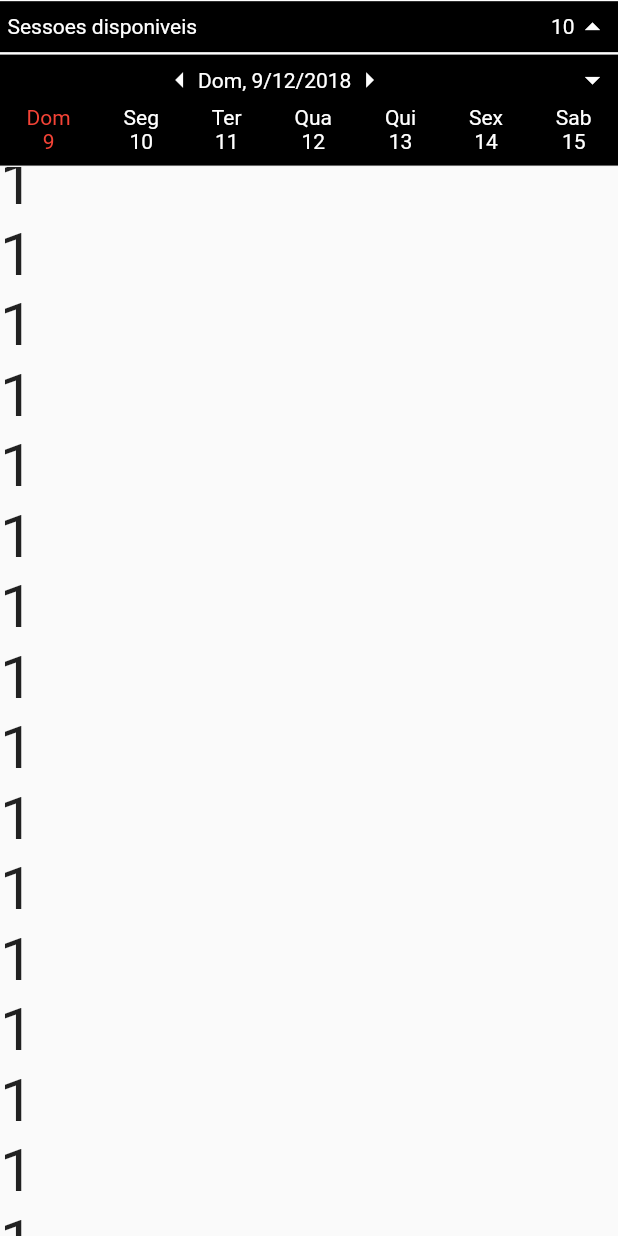
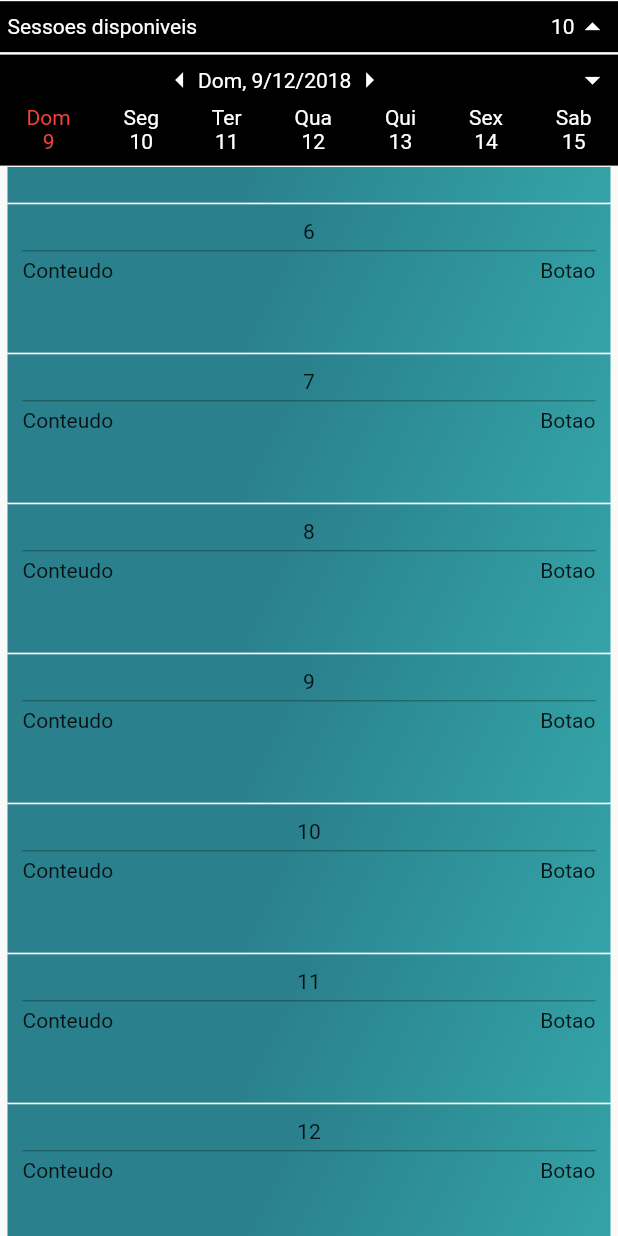
Before and after one commit to Eddie66six/app_layout_flutter, a Flutter app: the screen it shows after launch, scrolled down 576 dp, after a tap on "Sessoes disponiveis", on a phone screen of 412 x 824 dp. Run offline on Flutter 3.47's test engine with Material 2 defaults, Android fonts, the phone set to English and light mode, and no system bars.

```diff
--- a/lib/app.dart
+++ b/lib/app.dart
@@ -7,176 +7,23 @@ class App extends StatefulWidget {
   _AppState createState() => _AppState();
 }
 
-class _AppState extends State<App> {
+class _AppState extends State<App> with TickerProviderStateMixin {
   ScrollController _scrollController;
   double delta = 0;
-  bool _close = false;
 
-  @override
-    void initState() {
-      super.initState();
-      _scrollController = new ScrollController();
-    }
-  @override
-  Widget build(BuildContext context) {
-    var mediaQuey = MediaQuery.of(context);
-    return new Scaffold(
-        body: new Column(
-      children: <Widget>[
-        new Container(padding: new EdgeInsets.only(top: mediaQuey.padding.top)),
-        new CollapseSimple(mediaQuey, 100, _scrollController),
-        new CollapseWeekCalendar(mediaQuey, 40, _scrollController, Colors.white, Colors.black),
-        new Flexible(
-          child: new ListView(
-            controller: _scrollController,
-            children: <Widget>[
-              new Text(
-                "1",
-                style: new TextStyle(fontSize: 40),
-              ),
-              new Text(
-                "1",
-                style: new TextStyle(fontSize: 40),
-              ),
-              new Text(
-                "1",
-                style: new TextStyle(fontSize: 40),
-              ),
-              new Text(
-                "1",
-                style: new TextStyle(fontSize: 40),
-              ),
-              new Text(
-                "1",
-                style: new TextStyle(fontSize: 40),
-              ),
-              new Text(
-                "1",
-                style: new TextStyle(fontSize: 40),
-              ),
-              new Text(
-                "1",
-                style: new TextStyle(fontSize: 40),
-              ),
-              new Text(
-                "1",
-                style: new TextStyle(fontSize: 40),
-              ),
-              new Text(
-                "1",
-                style: new TextStyle(fontSize: 40),
-              ),
-              new Text(
-                "1",
-                style: new TextStyle(fontSize: 40),
-              ),
-              new Text(
-                "1",
-                style: new TextStyle(fontSize: 40),
-              ),
-              new Text(
-                "1",
-                style: new TextStyle(fontSize: 40),
-              ),
-              new Text(
-                "1",
-                style: new TextStyle(fontSize: 40),
-              ),
-              new Text(
-                "1",
-                style: new TextStyle(fontSize: 40),
-              ),
-              new Text(
-                "1",
-                style: new TextStyle(fontSize: 40),
-              ),
-              new Text(
-                "1",
-                style: new TextStyle(fontSize: 40),
-              ),
-              new Text(
-                "1",
-                style: new TextStyle(fontSize: 40),
-              ),
-              new Text(
-                "1",
-                style: new TextStyle(fontSize: 40),
-              ),
-              new Text(
-                "1",
-                style: new TextStyle(fontSize: 40),
-              ),
-              new Text(
-                "1",
-                style: new TextStyle(fontSize: 40),
-              ),
-              new Text(
-                "1",
-                style: new TextStyle(fontSize: 40),
-              ),
-              new Text(
-                "1",
-                style: new TextStyle(fontSize: 40),
-              ),
-              new Text(
-                "1",
-                style: new TextStyle(fontSize: 40),
-              ),
-              new Text(
-                "1",
-                style: new TextStyle(fontSize: 40),
-              ),new Text(
-                "1",
-                style: new TextStyle(fontSize: 40),
-              ),
-              new Text(
-                "1",
-                style: new TextStyle(fontSize: 40),
-              ),
-              new Text(
-                "1",
-                style: new TextStyle(fontSize: 40),
-              ),
-              new Text(
-                "1",
-                style: new TextStyle(fontSize: 40),
-              )
-            ],
-          ),
-        )
-      ],
-    ));
-  }
-}
-
-class FlexibleHeaderInfinityScroll extends StatefulWidget {
-  FlexibleHeaderInfinityScroll(this.mediaQuey, this.heightHeader);
-  final MediaQueryData mediaQuey;
-  double heightHeader;
-  @override
-  _FlexibleHeaderInfinityScrollState createState() =>
-      _FlexibleHeaderInfinityScrollState();
-}
-
-class _FlexibleHeaderInfinityScrollState
-    extends State<FlexibleHeaderInfinityScroll> {
-  ScrollController controller;
   var items = <int>[];
   var newHeight = 0.0;
   var currentScroll = 0.0;
+
   @override
   initState() {
     super.initState();
-    newHeight = widget.heightHeader;
-    controller = new ScrollController();
-    controller.addListener(() {
-      double maxScroll = controller.position.maxScrollExtent;
-      currentScroll = controller.position.pixels;
-      setState(() {
-        newHeight = widget.heightHeader - currentScroll;
-      });
-      double delta = 200.0;
-      if (maxScroll - currentScroll <= delta) {
+    _scrollController = new ScrollController();
+    _scrollController.addListener(() {
+      double maxScroll = _scrollController.position.maxScrollExtent;
+      currentScroll = _scrollController.position.pixels;
+      double _delta = 200.0;
+      if (maxScroll - currentScroll <= _delta) {
         var last = items[items.length - 1];
         setState(() {
           for (var i = last; i <= last + 10; i++) {
@@ -192,30 +39,76 @@ class _FlexibleHeaderInfinityScrollState
   }
 
   @override
-  dispose() {
-    controller.dispose();
-    super.dispose();
+  Widget build(BuildContext context) {
+    var mediaQuey = MediaQuery.of(context);
+    return new Scaffold(
+        body: new Column(
+      children: <Widget>[
+        new Container(padding: new EdgeInsets.only(top: mediaQuey.padding.top)),
+        new CollapseSimple(mediaQuey, 100, _scrollController),
+        new CollapseWeekCalendar(mediaQuey, 40, _scrollController, Colors.white, Colors.black),
+        new Flexible(
+          child: new ListView.builder(
+              controller: _scrollController,
+              itemCount: items.length,
+              itemBuilder: (BuildContext ctxt, int index) {
+                return new SimpleCard(mediaQuey, index.toString());
+              }),
+        )
+      ],
+    ));
   }
+}
 
+class SimpleCard extends StatefulWidget {
+  SimpleCard(this.mediaQuery, this.title);
+  final MediaQueryData mediaQuery;
+  final String title;
+  @override
+  _SimpleCardState createState() => _SimpleCardState();
+}
+
+class _SimpleCardState extends State<SimpleCard> {
   @override
   Widget build(BuildContext context) {
-    var headerPadding = widget.mediaQuey.padding.top;
-    return new Center(
-      child: new Column(children: <Widget>[
-        new Container(
-          decoration: new BoxDecoration(color: Colors.red),
-          height: newHeight >= headerPadding ? newHeight : headerPadding,
-        ),
-        new Flexible(
-          child: new ListView.builder(
-              controller: controller,
-              itemCount: items.length,
-              itemBuilder: (BuildContext ctxt, int index) {
-                return new Text(items[index].toString(),
-                    style: new TextStyle(fontSize: 24));
-              }),
-        )
-      ]),
+    var decorationBackground = new BoxDecoration(
+      gradient: LinearGradient(
+        begin: Alignment.topCenter,
+        end: Alignment.bottomRight,
+        tileMode: TileMode.clamp,
+        colors: [
+          Color.fromARGB(255, 42, 129, 141),
+          Color.fromARGB(255, 52, 164, 168),
+        ]
+      ),
+      border: new Border(top: new BorderSide(color: Colors.white))
+    );
+    return Container(
+      height: 100,
+      width: widget.mediaQuery.size.width - 15,
+      padding: new EdgeInsets.all(10),
+      margin: new EdgeInsets.only(left: 5, right: 5),
+      decoration: decorationBackground,
+      child: new Column(
+        children: <Widget>[
+          //title
+          new Column(
+            children: <Widget>[
+              new Text(widget.title),
+              new Divider(color: Colors.black38, height: 10,)
+            ],
+          ),
+          new Row(
+            mainAxisAlignment: MainAxisAlignment.spaceBetween,
+            children: <Widget>[
+              //body
+              new Text("Conteudo"),
+              //buttom
+              new Text("Botao")
+            ],
+          )
+        ],
+      ),
     );
   }
 }
--- a/lib/collapseSimple.dart
+++ b/lib/collapseSimple.dart
@@ -58,35 +58,39 @@ class _CollapseSimpleState extends State<CollapseSimple> with TickerProviderStat
   }
 
   @override
-    void dispose() {
-      super.dispose();
-      _collapseController.dispose();
+  void dispose() {
+    super.dispose();
+    _collapseController.dispose();
+  }
+
+  _onTapCollapse(){
+    if(_collapseController.status == AnimationStatus.completed && _close){
+      _collapseController.reverse();
+      _close = false;
     }
+    else if(_collapseController.status == AnimationStatus.dismissed){
+      _collapseController.forward();
+      _close = true;
+    }
+  }
 
   @override
   Widget build(BuildContext context) {
+
+    var decorationBackground = new BoxDecoration(
+      border: new Border(
+        bottom: new BorderSide(color: Colors.white, width: 0.8),
+        top: new BorderSide(color: Colors.white, width: 0.8)
+      )
+    );
+
     return new Container(
-      decoration: new BoxDecoration(
-        border: new Border(
-          bottom: new BorderSide(color: Colors.white, width: 0.8),
-          top: new BorderSide(color: Colors.white, width: 0.8)
-        )
-      ),
+      decoration: decorationBackground,
       child: new Column(
         children: <Widget>[
           //header
           new InkWell(
-            onTap: (){
-              if(_collapseController.status == AnimationStatus.completed && _close){
-                _collapseController.reverse();
-                _close = false;
-              }
-              else if(_collapseController.status == AnimationStatus.dismissed){
-                _collapseController.forward();
-                _close = true;
-              }
-
-            },
+            onTap: ()=> _onTapCollapse(),
             child: new Container(
               padding: new EdgeInsets.all(5),
               width: widget.mediaQuey.size.width,
@@ -100,7 +104,7 @@ class _CollapseSimpleState extends State<CollapseSimple> with TickerProviderStat
                   new Row(
                     children: <Widget>[
                       new Text("10", style: new TextStyle(color: Colors.white)),
-                      new Icon(!_close ? Icons.arrow_drop_down : Icons.arrow_drop_up, color: Colors.white,)
+                      new Icon(!_close ? Icons.arrow_drop_down : Icons.arrow_drop_up, color: Colors.white)
                     ],
                   )
                 ],
--- a/lib/collapseWeekCalendar.dart
+++ b/lib/collapseWeekCalendar.dart
@@ -58,6 +58,17 @@ class _CollapseWeekCalendarState extends State<CollapseWeekCalendar> with Ticker
     return date.day.toString() + "/" + date.month.toString() + "/" + date.year.toString();
   }
 
+  _onTapCollapse(){
+    if(_collapseController.status == AnimationStatus.completed && _close){
+      _collapseController.reverse();
+      _close = false;
+    }
+    else if(_collapseController.status == AnimationStatus.dismissed){
+      _collapseController.forward();
+      _close = true;
+    }
+  }
+
   @override
   void initState() {
     super.initState();
@@ -105,14 +116,35 @@ class _CollapseWeekCalendarState extends State<CollapseWeekCalendar> with Ticker
   Widget build(BuildContext context) {
     weekDays = _getWeekDays(currentDate);
 
+    var rowWeek = new Row(
+      mainAxisAlignment: MainAxisAlignment.spaceAround,
+      children: weekDays.map((item) =>
+        new InkWell(
+          onTap: (){
+            setState(() {
+              currentDate = _getFistDayOfWeek(currentDate).add(new Duration(days: weekDays.indexOf(item)));
+            });
+          },
+          child: new Column(
+            children: <Widget>[
+              new Text(widget.week[weekDays.indexOf(item)], style:  currentDate.day == item ? selectedStyle : normalStyle),
+              new Text(item.toString(), style:  currentDate.day == item ? selectedStyle : normalStyle),
+            ],
+          )
+        )
+      ).toList()
+    );
+
+    var decorationBackground = new BoxDecoration(
+      color: widget.backgroundcolor,
+      border: new Border(
+        bottom: new BorderSide(color: Colors.white, width: 0.8),
+        top: new BorderSide(color: Colors.white, width: 0.8)
+      )
+    );
+
     return Container(
-      decoration: new BoxDecoration(
-        color: widget.backgroundcolor,
-        border: new Border(
-          bottom: new BorderSide(color: Colors.white, width: 0.8),
-          top: new BorderSide(color: Colors.white, width: 0.8)
-        )
-      ),
+      decoration: decorationBackground,
       child: new Column(
         children: <Widget>[
           new Container(
@@ -128,9 +160,9 @@ class _CollapseWeekCalendarState extends State<CollapseWeekCalendar> with Ticker
                       child: new Icon(Icons.arrow_left, color: Colors.white,),
                       onTap: ()=> _alterWeek(false)
                     ),
-                    new Text(widget.week[currentDate.weekday == 7 ? 0 : currentDate.weekday]
-                        + ", " + _formatDate(currentDate),
-                        style: normalStyle),
+                    new Text(
+                      widget.week[currentDate.weekday == 7 ? 0 : currentDate.weekday] + ", " + _formatDate(currentDate), style: normalStyle
+                    ),
                     new InkWell(
                       child: new Icon(Icons.arrow_right, color: Colors.white,),
                       onTap: ()=> _alterWeek(true)
@@ -138,16 +170,7 @@ class _CollapseWeekCalendarState extends State<CollapseWeekCalendar> with Ticker
                   ],
                 ),
                 new InkWell(
-                  onTap: (){
-                    if(_collapseController.status == AnimationStatus.completed && _close){
-                      _collapseController.reverse();
-                      _close = false;
-                    }
-                    else if(_collapseController.status == AnimationStatus.dismissed){
-                      _collapseController.forward();
-                      _close = true;
-                    }
-                  },
+                  onTap: ()=> _onTapCollapse(),
                   child: new Icon(!_close ? Icons.arrow_drop_down : Icons.arrow_drop_up, color: Colors.white,)
                 )
               ],
@@ -157,25 +180,8 @@ class _CollapseWeekCalendarState extends State<CollapseWeekCalendar> with Ticker
             height: _heightCollapse,
             child: new Opacity(
               opacity: _opacity,
-          child:new Row(
-            mainAxisAlignment: MainAxisAlignment.spaceAround,
-            children: weekDays.map((item) =>
-            new InkWell(
-              onTap: (){
-                setState(() {
-                  currentDate = _getFistDayOfWeek(currentDate).add(new Duration(days: weekDays.indexOf(item)));
-                });
-            },
-          child: new Column(
-            children: <Widget>[
-                new Text(widget.week[weekDays.indexOf(item)], style:  currentDate.day == item ? selectedStyle : normalStyle),
-                new Text(item.toString(), style:  currentDate.day == item ? selectedStyle : normalStyle),
-            ],
-          )
-        )
-        ).toList()
-      )
-          )
+              child: rowWeek
+            )
           )
         ],
       )
```
